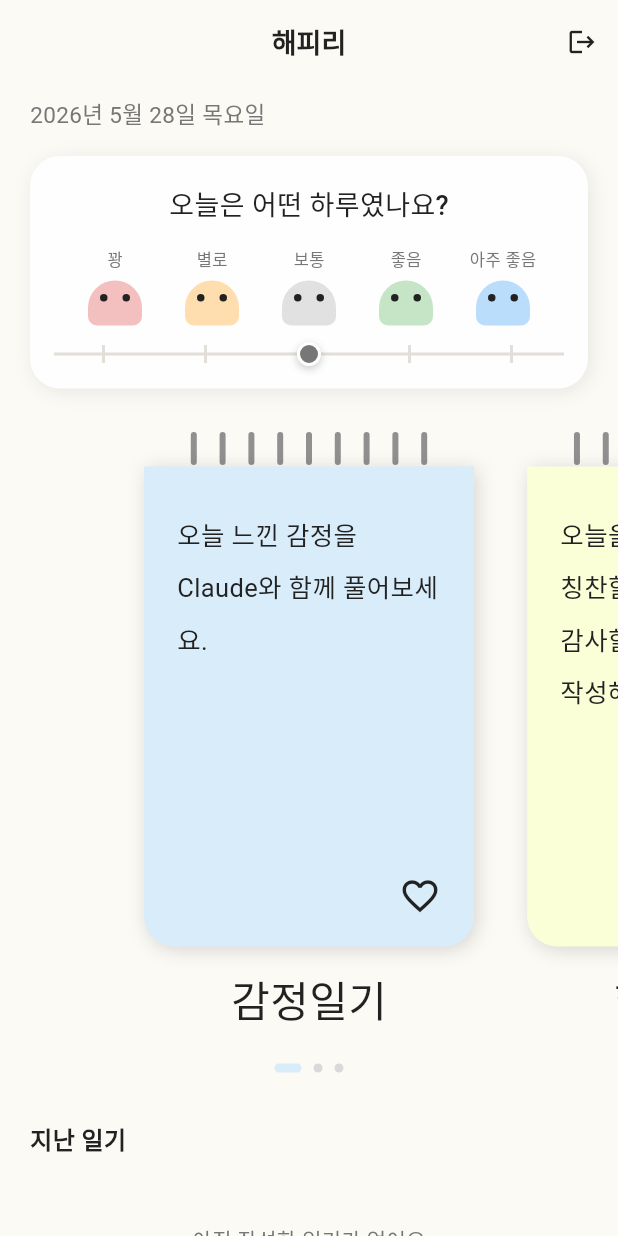
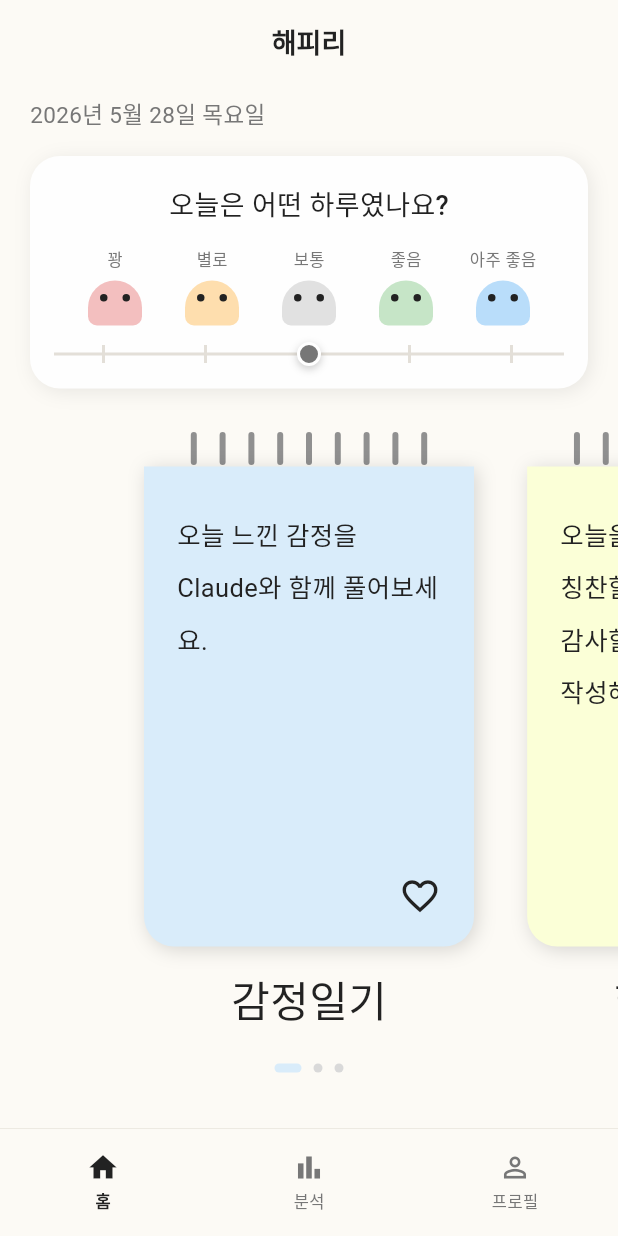
Before and after one commit to KIKI0715/p, a Flutter app: the screen it shows once a user with an empty profile is signed in, on a phone screen of 412 x 824 dp. Run offline on Flutter 3.47's test engine with Material 3 defaults, Android fonts, the phone set to English and light mode, and no system bars; our stand-ins replace cloud_firestore, cloud_functions, firebase_auth, firebase_core, fl_chart, flutter_markdown and 2 more; accounts and stored records are empty; Roboto replaces fonts that are missing (NotoSansKR).

Commit message:
feat: add bottom nav + analytics + profile screens
Bottom navigation (홈/분석/프로필)
- MainScreen: IndexedStack with HappilyNavBar; replaces bare HomeScreen
  as the post-login destination. Profile screen handles logout, so the
  AppBar logout button is removed from HomeScreen.

Analytics screen (분석)
- Week picker (< 2025년 7월 1주차 >) navigates through past weeks.
- Mood line chart (fl_chart LineChart): one dot per day that has a diary
  entry, colored by mood level; y-axis shows mood-color swatches.
- Emotion analysis card: PieChart (긍정/중립/부정 %) + legend + AI
  comment bubble computed from the week's distribution.

Profile screen (프로필)
- Avatar with first-letter initial, name + email.
- Settings tiles (알림·비밀번호 — "준비 중"), app version.
- Logout with confirmation dialog.

pubspec.yaml: fl_chart ^0.69.0 added.

https://claude.ai/code/session_0132MRDQicBvi3uvXjMA9iw9

```diff
--- a/mobile/lib/main.dart
+++ b/mobile/lib/main.dart
@@ -7,8 +7,8 @@ import 'package:shared_preferences/shared_preferences.dart';
 import 'core/theme.dart';
 import 'firebase_options.dart';
 import 'providers/auth_provider.dart';
-import 'screens/home_screen.dart';
 import 'screens/login_screen.dart';
+import 'screens/main_screen.dart';
 import 'screens/onboarding_screen.dart';
 import 'screens/splash_screen.dart';
 
@@ -42,7 +42,7 @@ class HappilyApp extends ConsumerWidget {
       home: auth.isLoading
           ? const SplashScreen()
           : auth.isAuthenticated
-              ? const HomeScreen()
+              ? const MainScreen()
               : (seenOnboarding ? const LoginScreen() : const OnboardingScreen()),
     );
   }
--- a/mobile/lib/screens/home_screen.dart
+++ b/mobile/lib/screens/home_screen.dart
@@ -3,13 +3,11 @@ import 'package:flutter_riverpod/flutter_riverpod.dart';
 import 'package:intl/intl.dart';
 import '../core/theme.dart';
 import '../models/diary_entry.dart';
-import '../providers/auth_provider.dart';
 import '../providers/diaries_provider.dart';
 import '../widgets/diary_mode_card.dart';
 import '../widgets/mood_slider.dart';
 import 'diary_chat_screen.dart';
 import 'diary_view_screen.dart';
-import 'login_screen.dart';
 
 class HomeScreen extends ConsumerStatefulWidget {
   const HomeScreen({super.key});
@@ -55,19 +53,6 @@ class _HomeScreenState extends ConsumerState<HomeScreen> {
     return Scaffold(
       appBar: AppBar(
         title: const Text('해피리'),
-        actions: [
-          IconButton(
-            icon: const Icon(Icons.logout, size: 20),
-            onPressed: () async {
-              await ref.read(authProvider.notifier).logout();
-              if (!mounted) return;
-              Navigator.of(context).pushAndRemoveUntil(
-                MaterialPageRoute(builder: (_) => const LoginScreen()),
-                (_) => false,
-              );
-            },
-          ),
-        ],
       ),
       body: SafeArea(
         top: false,
--- a/mobile/lib/screens/login_screen.dart
+++ b/mobile/lib/screens/login_screen.dart
@@ -3,7 +3,7 @@ import 'package:flutter_riverpod/flutter_riverpod.dart';
 import '../core/theme.dart';
 import '../providers/auth_provider.dart';
 import 'register_screen.dart';
-import 'home_screen.dart';
+import 'main_screen.dart';
 
 class LoginScreen extends ConsumerStatefulWidget {
   const LoginScreen({super.key});
@@ -33,7 +33,7 @@ class _LoginScreenState extends ConsumerState<LoginScreen> {
         );
     if (ok && mounted) {
       Navigator.of(context).pushReplacement(
-        MaterialPageRoute(builder: (_) => const HomeScreen()),
+        MaterialPageRoute(builder: (_) => const MainScreen()),
       );
     }
   }
--- /dev/null
+++ b/mobile/lib/screens/main_screen.dart
@@ -0,0 +1,98 @@
+import 'package:flutter/material.dart';
+import '../core/theme.dart';
+import 'analytics_screen.dart';
+import 'home_screen.dart';
+import 'profile_screen.dart';
+
+class MainScreen extends StatefulWidget {
+  const MainScreen({super.key});
+
+  @override
+  State<MainScreen> createState() => _MainScreenState();
+}
+
+class _MainScreenState extends State<MainScreen> {
+  int _index = 0;
+
+  static const _screens = [
+    HomeScreen(),
+    AnalyticsScreen(),
+    ProfileScreen(),
+  ];
+
+  @override
+  Widget build(BuildContext context) {
+    return Scaffold(
+      // Each screen has its own Scaffold + AppBar; this outer Scaffold just
+      // provides the bottom nav bar.
+      body: IndexedStack(index: _index, children: _screens),
+      bottomNavigationBar: _HappilyNavBar(
+        currentIndex: _index,
+        onTap: (i) => setState(() => _index = i),
+      ),
+    );
+  }
+}
+
+class _HappilyNavBar extends StatelessWidget {
+  final int currentIndex;
+  final ValueChanged<int> onTap;
+
+  const _HappilyNavBar({required this.currentIndex, required this.onTap});
+
+  static const _items = [
+    _NavItem(icon: Icons.home_outlined, activeIcon: Icons.home, label: '홈'),
+    _NavItem(icon: Icons.bar_chart_outlined, activeIcon: Icons.bar_chart, label: '분석'),
+    _NavItem(icon: Icons.person_outline, activeIcon: Icons.person, label: '프로필'),
+  ];
+
+  @override
+  Widget build(BuildContext context) {
+    return Container(
+      height: 72,
+      decoration: const BoxDecoration(
+        color: HappilyColors.background,
+        border: Border(top: BorderSide(color: Color(0xFFE8E4DC), width: 0.5)),
+      ),
+      child: Row(
+        children: _items.asMap().entries.map((e) {
+          final i = e.key;
+          final item = e.value;
+          final selected = i == currentIndex;
+          return Expanded(
+            child: GestureDetector(
+              behavior: HitTestBehavior.opaque,
+              onTap: () => onTap(i),
+              child: Column(
+                mainAxisAlignment: MainAxisAlignment.center,
+                children: [
+                  Icon(
+                    selected ? item.activeIcon : item.icon,
+                    size: 22,
+                    color: selected ? HappilyColors.ink : HappilyColors.muted,
+                  ),
+                  const SizedBox(height: 3),
+                  Text(
+                    item.label,
+                    style: TextStyle(
+                      fontSize: 11,
+                      color: selected ? HappilyColors.ink : HappilyColors.muted,
+                      fontWeight: selected ? FontWeight.w700 : FontWeight.w400,
+                    ),
+                  ),
+                ],
+              ),
+            ),
+          );
+        }).toList(),
+      ),
+    );
+  }
+}
+
+class _NavItem {
+  final IconData icon;
+  final IconData activeIcon;
+  final String label;
+  const _NavItem({required this.icon, required this.activeIcon, required this.label});
+}
--- a/mobile/lib/screens/register_screen.dart
+++ b/mobile/lib/screens/register_screen.dart
@@ -2,7 +2,7 @@ import 'package:flutter/material.dart';
 import 'package:flutter_riverpod/flutter_riverpod.dart';
 import '../core/theme.dart';
 import '../providers/auth_provider.dart';
-import 'home_screen.dart';
+import 'main_screen.dart';
 
 class RegisterScreen extends ConsumerStatefulWidget {
   const RegisterScreen({super.key});
@@ -35,7 +35,7 @@ class _RegisterScreenState extends ConsumerState<RegisterScreen> {
         );
     if (ok && mounted) {
       Navigator.of(context).pushAndRemoveUntil(
-        MaterialPageRoute(builder: (_) => const HomeScreen()),
+        MaterialPageRoute(builder: (_) => const MainScreen()),
         (_) => false,
       );
     }
--- a/mobile/pubspec.yaml
+++ b/mobile/pubspec.yaml
@@ -15,6 +15,7 @@ dependencies:
   flutter_markdown: ^0.7.3
   shared_preferences: ^2.5.2
   intl: ^0.19.0
+  fl_chart: ^0.69.0
   # Firebase
   firebase_core: ^3.1.0
   firebase_auth: ^5.1.0
```
Also changed, not shown: mobile/lib/screens/analytics_screen.dart (added, +374 -0 lines), mobile/lib/screens/profile_screen.dart (added, +174 -0 lines).
